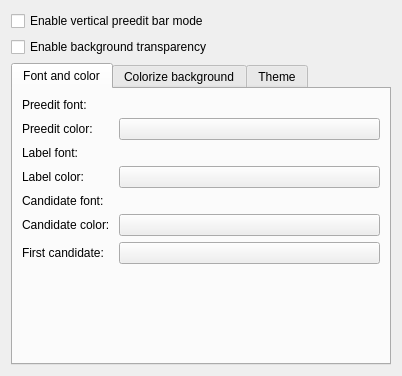
KDE/kimtoy, file appearance.ui: the form before one commit.
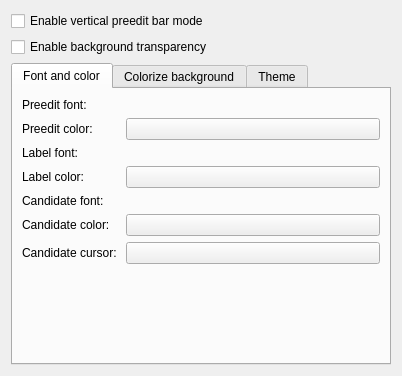
The form after the commit. Custom widgets are drawn as their Qt base class.

Commit message: add candidate cursor signal

What changed in the file:
```diff
--- a/appearance.ui
+++ b/appearance.ui
@@ -106,7 +106,7 @@
          <item row="6" column="0">
           <widget class="QLabel" name="label">
            <property name="text">
-            <string>First candidate: </string>
+            <string>Candidate cursor: </string>
            </property>
           </widget>
          </item>
```
Left out of the diff: 2 changed lines with no effect on the pictures. The commit also changes 12 other files.
